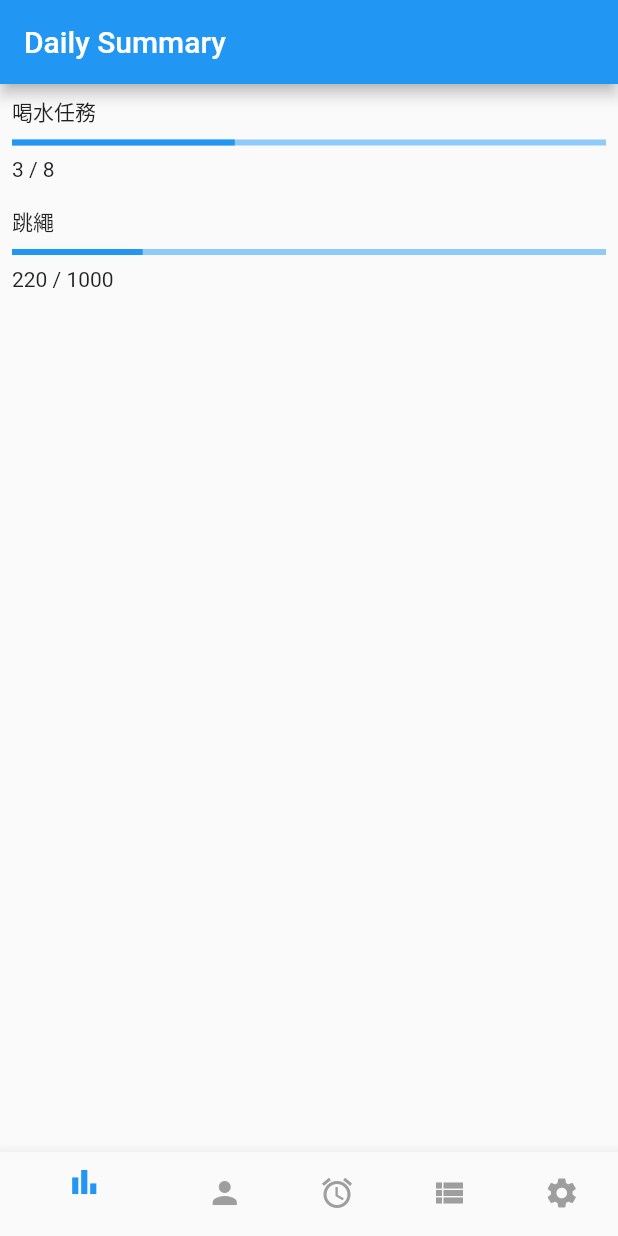
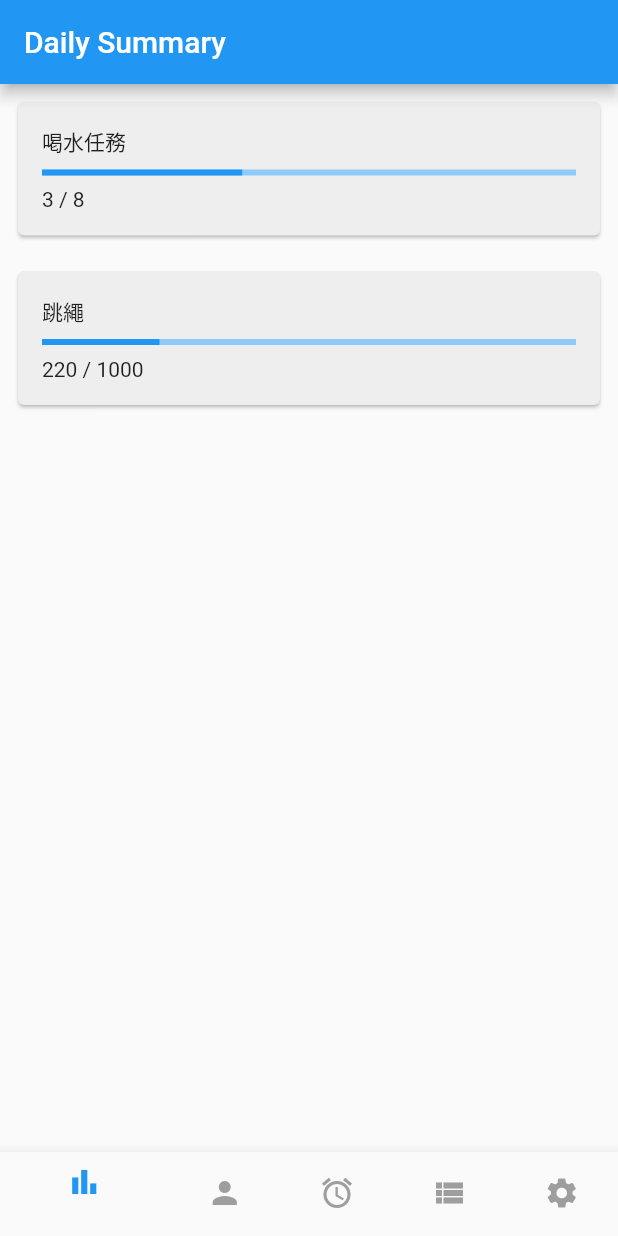
Before and after one commit to qqdog1/task_manager, a Flutter app: the screen it shows after launch, on a phone screen of 412 x 824 dp. Run offline on Flutter 3.47's test engine with Material 2 defaults, Android fonts, the phone set to English and light mode, and no system bars.

Commit message:
增加點擊事件 修改觸控範圍

```diff
--- a/lib/page/daily_summary_page.dart
+++ b/lib/page/daily_summary_page.dart
@@ -38,8 +38,27 @@ class _DailySummaryPageState extends State<DailySummaryPage> {
               itemCount: dataList.length,
               itemBuilder: (context, index) {
                 final data = dataList[index];
-          return Padding(
+                return GestureDetector(
+                  onTap: () {
+                    showDialog(
+                        context: context,
+                        builder: (context) => AlertDialog(
+                          title: Text('進度條被點擊了！ $index'),
+                          content: const Text('您可以在這裡執行您想要的操作'),
+                          actions: <Widget>[
+                            TextButton(
+                              onPressed: () => Navigator.pop(context),
+                              child: const Text('關閉'),
+                            ),
+                          ],
+                        ));
+                  },
+                  child: Padding(
                   padding: const EdgeInsets.all(8.0),
+                  child: Card(
+                    color: Colors.grey[200],
+                      child: Padding(
+                        padding: const EdgeInsets.all(16.0),
                         child: Column(
                           crossAxisAlignment: CrossAxisAlignment.start,
                           children: [
@@ -52,6 +71,9 @@ class _DailySummaryPageState extends State<DailySummaryPage> {
                             Text('${data.completed} / ${data.total}'),
                           ],
                         ),
+                      ),
+                    ),
+                  ),
                 );
               },
             ),
```
Also changed, not shown: lib/page/notification_page.dart (line endings or trailing spaces), lib/page/settings_page.dart (line endings or trailing spaces), lib/page/tab_page.dart (line endings or trailing spaces). Lines whose indentation alone changed are shown as unchanged.
